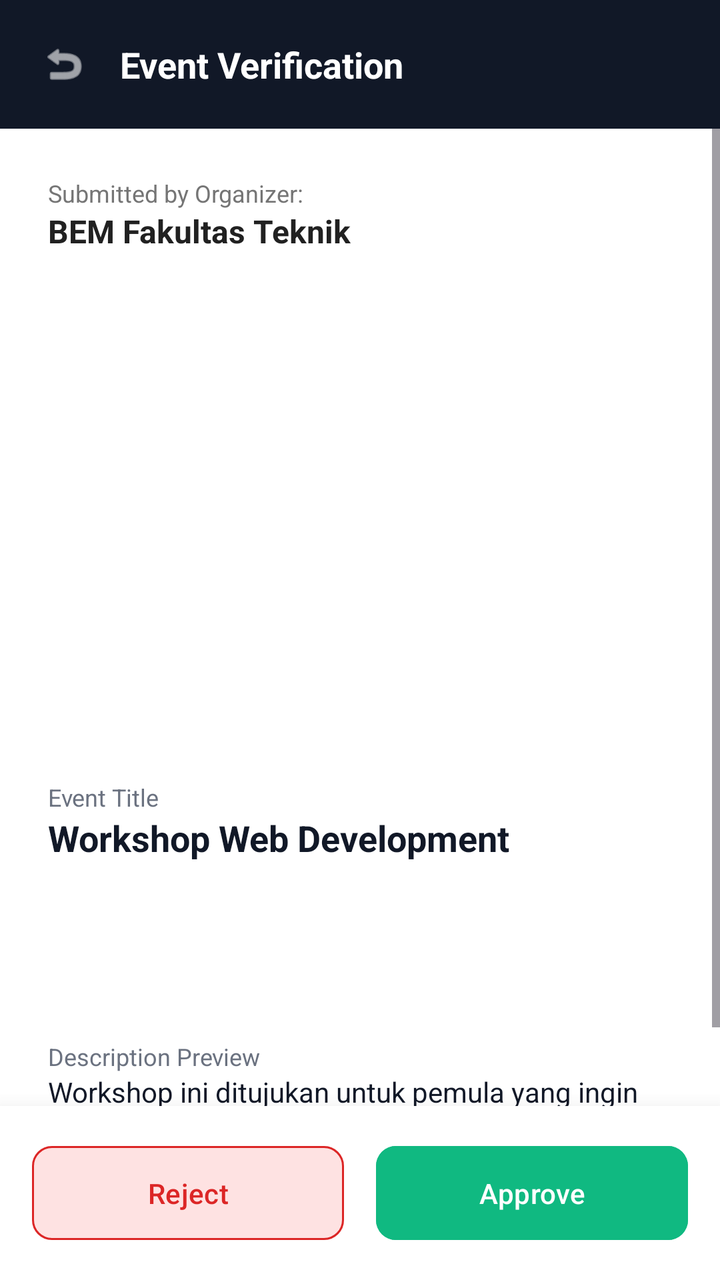
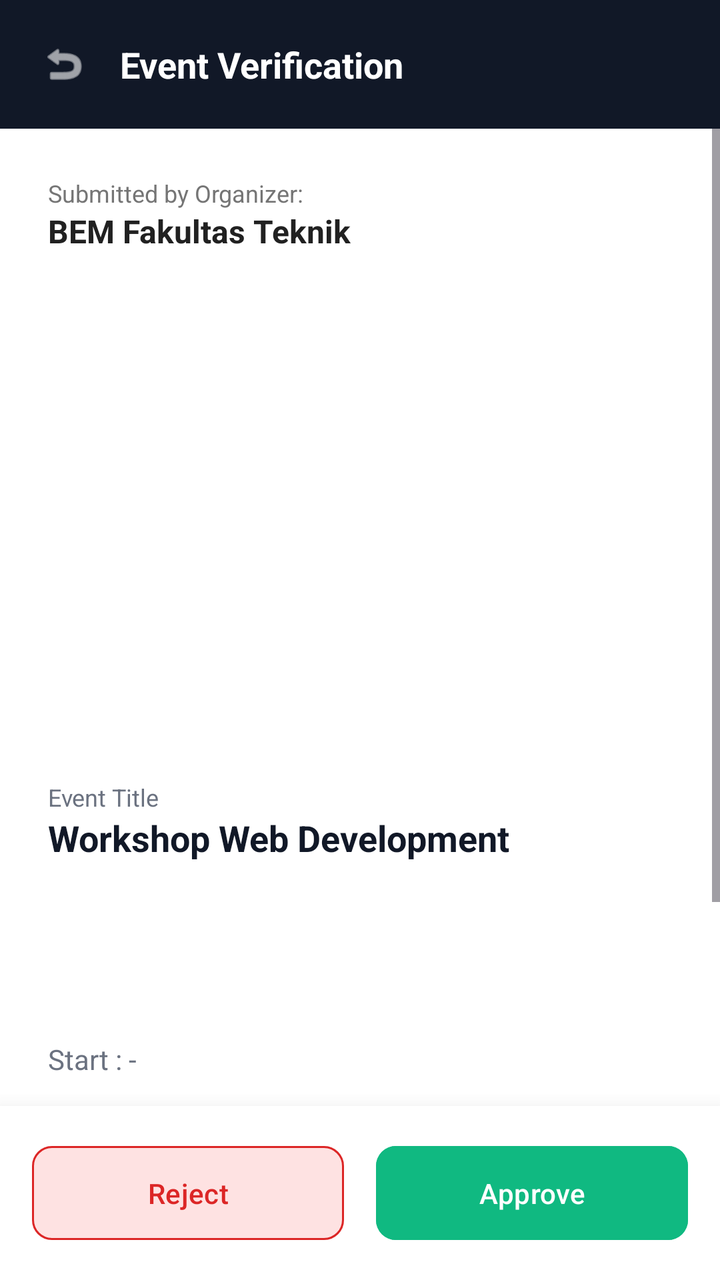

Compare the two renders of this Android layout. The source of the first and the diff that turns it into the second are given below.
<!-- AndroidManifest.xml: application theme Theme.CampusConnectProject -->
<!-- res/layout/activity_verify_event.xml -->
<?xml version="1.0" encoding="utf-8"?>
<androidx.constraintlayout.widget.ConstraintLayout
    xmlns:android="http://schemas.android.com/apk/res/android"
    xmlns:app="http://schemas.android.com/apk/res-auto"
    android:layout_width="match_parent"
    android:layout_height="match_parent"
    android:background="@color/bg_utama">

    <LinearLayout
        android:id="@+id/headerVerify"
        android:layout_width="match_parent"
        android:layout_height="wrap_content"
        android:background="@color/bg_header_admin"
        android:orientation="horizontal"
        android:padding="20dp"
        android:gravity="center_vertical"
        app:layout_constraintTop_toTopOf="parent">

        <ImageView
            android:id="@+id/btnBackVerify"
            android:layout_width="24dp"
            android:layout_height="24dp"
            android:src="@android:drawable/ic_menu_revert"
            app:tint="@color/white" />

        <TextView
            android:layout_width="wrap_content"
            android:layout_height="wrap_content"
            android:layout_marginStart="16dp"
            android:text="Event Verification"
            android:textColor="#FFFFFF"
            android:textSize="18sp"
            android:textStyle="bold" />
    </LinearLayout>

    <ScrollView
        android:layout_width="match_parent"
        android:layout_height="0dp"
        app:layout_constraintTop_toBottomOf="@id/headerVerify"
        app:layout_constraintBottom_toTopOf="@id/bottomVerifyBar">

        <LinearLayout
            android:layout_width="match_parent"
            android:layout_height="wrap_content"
            android:orientation="vertical"
            android:padding="24dp">

            <TextView
                android:layout_width="wrap_content"
                android:layout_height="wrap_content"
                android:text="Submitted by Organizer:"
                android:textColor="@color/teks_sekunder"
                android:textSize="12sp" />
            <TextView
                android:id="@+id/tvVerifyOrganizer"
                android:layout_width="wrap_content"
                android:layout_height="wrap_content"
                android:text="BEM Fakultas Teknik"
                android:textColor="@color/teks_utama"
                android:textSize="16sp"
                android:textStyle="bold"
                android:layout_marginBottom="24dp"/>
            <ImageView
                android:id="@+id/imgVerifyPoster"
                android:layout_width="match_parent"
                android:layout_height="220dp"
                android:scaleType="centerCrop"
                android:layout_marginBottom="20dp"/>

            
            <TextView
                android:layout_width="wrap_content"
                android:layout_height="wrap_content"
                android:text="Event Title"
                android:textColor="#6B7280"
                android:textSize="12sp" />
            <TextView
                android:id="@+id/tvVerifyTitle"
                android:layout_width="wrap_content"
                android:layout_height="wrap_content"
                android:text="Workshop Web Development"
                android:textColor="#111827"
                android:textSize="18sp"
                android:textStyle="bold"
                android:layout_marginBottom="16dp"/>
            <TextView
                android:id="@+id/tvVerifyCategory"
                android:layout_width="wrap_content"
                android:layout_height="wrap_content"
                android:textColor="#6B7280"
                android:textSize="14sp"/>

            <TextView
                android:id="@+id/tvVerifyLocation"
                android:layout_width="wrap_content"
                android:layout_height="wrap_content"
                android:textColor="#6B7280"
                android:textSize="14sp"/>

            <TextView
                android:id="@+id/tvVerifyCapacity"
                android:layout_width="wrap_content"
                android:layout_height="wrap_content"
                android:textColor="#6B7280"
                android:textSize="14sp"
                android:layout_marginBottom="16dp"/>
            <TextView
                android:layout_width="wrap_content"
                android:layout_height="wrap_content"
                android:text="Description Preview"
                android:textColor="#6B7280"
                android:textSize="12sp" />
            <TextView
                android:id="@+id/tvVerifyDesc"
                android:layout_width="match_parent"
                android:layout_height="wrap_content"
                android:text="Workshop ini ditujukan untuk pemula yang ingin belajar..."
                android:textColor="#111827"
                android:textSize="14sp" />
        </LinearLayout>
    </ScrollView>

    
    <LinearLayout
        android:id="@+id/bottomVerifyBar"
        android:layout_width="match_parent"
        android:layout_height="wrap_content"
        android:orientation="horizontal"
        android:padding="16dp"
        android:background="@color/bg_utama"
        android:elevation="16dp"
        app:layout_constraintBottom_toBottomOf="parent">

        <Button
            android:id="@+id/btnReject"
            android:layout_width="0dp"
            android:layout_height="55dp"
            android:layout_weight="1"
            android:layout_marginEnd="8dp"
            android:backgroundTint="@color/bg_tolak"
            android:text="Reject"
            android:textAllCaps="false"
            android:textColor="@color/teks_tolak"
            app:cornerRadius="10dp"
            app:strokeColor="@color/teks_tolak"
            app:strokeWidth="1dp" />

        <Button
            android:id="@+id/btnApprove"
            android:layout_width="0dp"
            android:layout_height="55dp"
            android:layout_weight="1"
            android:layout_marginStart="8dp"
            android:backgroundTint="@color/bg_terima"
            android:text="Approve"
            android:textAllCaps="false"
            android:textColor="@color/white"
            app:cornerRadius="10dp" />
    </LinearLayout>
</androidx.constraintlayout.widget.ConstraintLayout>
<!-- resources referenced by this layout -->
<resources>
  <color name="bg_header_admin">#111827</color>
  <color name="bg_terima">#10B981</color>
  <color name="bg_tolak">#FEE2E2</color>
  <color name="bg_utama">#FFFFFF</color>
  <color name="teks_sekunder">#757575</color>
  <color name="teks_tolak">#DC2626</color>
  <color name="teks_utama">#212121</color>
  <color name="white">#FFFFFFFF</color>
  <style name="Theme.CampusConnectProject" parent="Base.Theme.CampusConnectProject" />
  <style name="Base.Theme.CampusConnectProject" parent="Theme.Material3.DayNight.NoActionBar">
          <item name="android:forceDarkAllowed" tools:targetApi="q">false</item>
      </style>
</resources>

<!-- the commit's change to res/layout/activity_verify_event.xml (unified diff, before → after) -->
@@ -104,6 +104,33 @@
                 android:textColor="#6B7280"
                 android:textSize="14sp"
                 android:layout_marginBottom="16dp"/>
+
+            <TextView
+                android:id="@+id/tvVerifyEventDate"
+                android:layout_width="wrap_content"
+                android:layout_height="wrap_content"
+                android:layout_marginBottom="16dp"
+                android:text="Start : -"
+                android:textColor="#6B7280"
+                android:textSize="14sp"/>
+
+            <TextView
+                android:layout_width="wrap_content"
+                android:layout_height="wrap_content"
+                android:text="Status"
+                android:textColor="#6B7280"
+                android:textSize="12sp" />
+
+            <TextView
+                android:id="@+id/tvVerifyStatus"
+                android:layout_width="wrap_content"
+                android:layout_height="wrap_content"
+                android:layout_marginBottom="16dp"
+                android:text="PENDING"
+                android:textColor="#F59E0B"
+                android:textSize="14sp"
+                android:textStyle="bold" />
+
             <TextView
                 android:layout_width="wrap_content"
                 android:layout_height="wrap_content"
